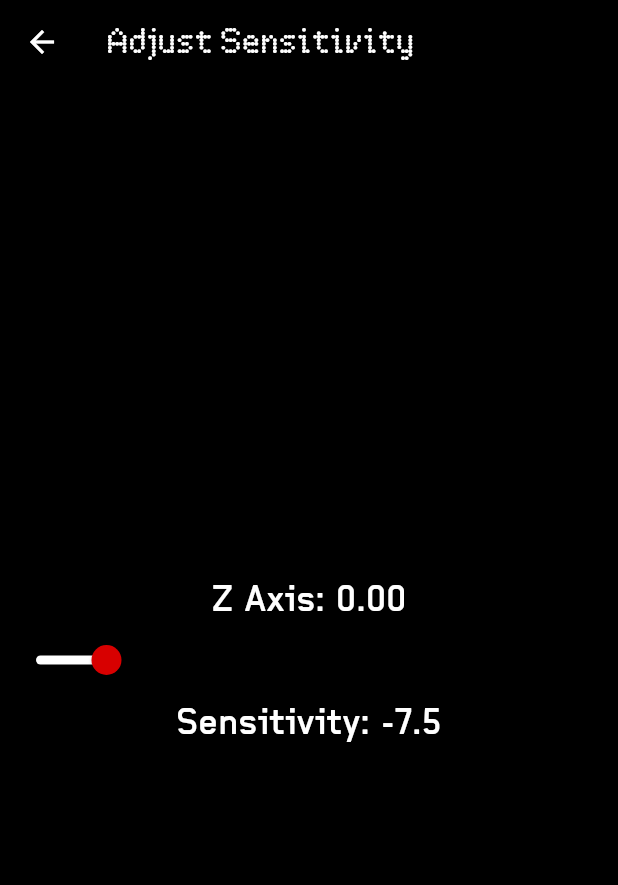
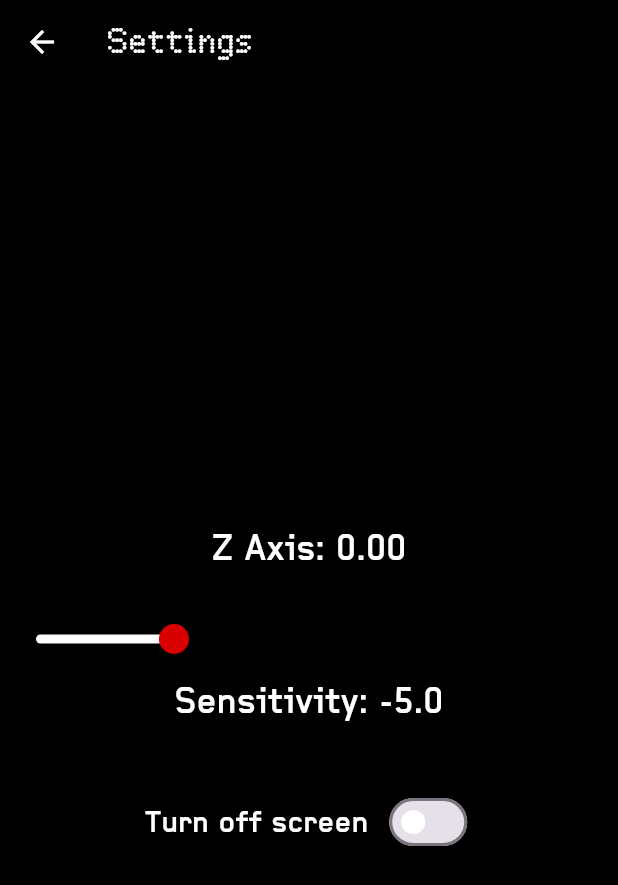
Before and after one commit to NASA-0007/BlinGlyph, a Flutter app: the screen it shows after launch, after a tap on the "settings" icon, on a phone screen of 412 x 824 dp. Shown: the top 885 px of the screen. Run offline on Flutter 3.47's test engine with Material 3 defaults, Android fonts, the light colour scheme and no system bars; our stand-ins replace sensors_plus, shared_preferences; missing offline and left inert: nothing_glyph_interface.

Commit message:
Added screen off logic and implemented a glyph animation

```diff
--- /dev/null
+++ b/lib/lock_screen.dart
@@ -0,0 +1,13 @@
+import 'package:flutter/services.dart';
+
+class ScreenLockService {
+  static const MethodChannel _accessibilityChannel = MethodChannel('com.example.blin_glyph/accessibility');
+static Future<void> screenOff() async {
+    final result = await _accessibilityChannel.invokeMethod('lockScreen');
+    if (result == null) {
+      print('Screen locked successfully');
+    } else {
+      print('Error locking screen: $result');
+    }
+  }
+}
--- a/lib/main.dart
+++ b/lib/main.dart
@@ -11,7 +11,7 @@ class MyApp extends StatelessWidget {
 
   Future<double> _getSensitivityThreshold() async {
     final prefs = await SharedPreferences.getInstance();
-    return prefs.getDouble('sensitivityThreshold') ?? -7.5; // Default value if not set
+    return prefs.getDouble('sensitivityThreshold') ?? -5.0; // Default value if not set
   }
 
   @override
--- a/lib/sensitivity_adjust_screen.dart
+++ b/lib/sensitivity_adjust_screen.dart
@@ -1,7 +1,8 @@
 import 'dart:async';
+import 'package:blin_glyph/sensor_screen.dart';
 import 'package:flutter/material.dart';
 import 'package:sensors_plus/sensors_plus.dart'; // For accelerometer
-
+import 'sensor_screen.dart';
 class SensitivityAdjustScreen extends StatefulWidget {
   final double initialSensitivity;
   final ValueChanged<double> onSensitivityChanged; // Callback
@@ -20,6 +21,7 @@ class _SensitivityAdjustScreenState extends State<SensitivityAdjustScreen> {
   late double sensitivityThreshold;
   late double zAxis;
   bool isProximityClose = false;
+  bool isScreenOff = false; // For the toggle
   late StreamSubscription<AccelerometerEvent> accelerometerSubscription;
 
   @override
@@ -44,12 +46,12 @@ class _SensitivityAdjustScreenState extends State<SensitivityAdjustScreen> {
   @override
   Widget build(BuildContext context) {
     bool isExceedingLimit =
-        sensitivityThreshold < -8.5 || sensitivityThreshold > -4.5;
+        sensitivityThreshold < -7.5 || sensitivityThreshold > -4.5;
 
     return Scaffold(
       backgroundColor: Colors.black,
       appBar: AppBar(
-        title: const Text('Adjust Sensitivity', style: TextStyle(fontFamily: "Nothing", color: Colors.white)),
+        title: const Text('Settings', style: TextStyle(fontFamily: "Nothing", color: Colors.white)),
         iconTheme: const IconThemeData(color: Colors.white),
         backgroundColor: Colors.black,
       ),
@@ -59,6 +61,8 @@ class _SensitivityAdjustScreenState extends State<SensitivityAdjustScreen> {
             child: Column(
               mainAxisAlignment: MainAxisAlignment.center,
               children: [
+                // Move text and slider up a bit
+                const SizedBox(height: 40),
                 Text(
                   'Z Axis: ${zAxis.toStringAsFixed(2)}',
                   style: TextStyle(
@@ -69,6 +73,7 @@ class _SensitivityAdjustScreenState extends State<SensitivityAdjustScreen> {
                     fontFamily: "Nothing_ALT",
                   ),
                 ),
+                const SizedBox(height: 20), // Add space between text and slider
                 Slider(
                   value: sensitivityThreshold,
                   min: -10,
@@ -96,6 +101,32 @@ class _SensitivityAdjustScreenState extends State<SensitivityAdjustScreen> {
                     fontFamily: "Nothing_ALT",
                   ),
                 ),
+                const SizedBox(height: 40), // Add space for the toggle
+                // Toggle for turning off the screen
+                Row(
+                  mainAxisAlignment: MainAxisAlignment.center,
+                  children: [
+                    const Text(
+                      "Turn off screen",
+                      style: TextStyle(
+                        fontSize: 20,
+                        color: Colors.white,
+                        fontFamily: "Nothing_ALT",
+                      ),
+                    ),
+                    const SizedBox(width: 10),
+                    Switch(
+                      value: isScreenOff,
+                      onChanged: (value) {
+                        setState(() {
+                          isScreenOff = value;
+                        });
+                      },
+                      activeColor: Colors.red,
+                      inactiveThumbColor: Colors.white,
+                    ),
+                  ],
+                ),
               ],
             ),
           ),
@@ -110,7 +141,7 @@ class _SensitivityAdjustScreenState extends State<SensitivityAdjustScreen> {
                     SizedBox(width: 8),
                     Expanded(
                       child: Text(
-                        'Recommended to keep the sensitivity between -8.5 and -4.5 to prevent false triggers.',
+                        'Recommended to keep the sensitivity between -7.5 and -4.5 to prevent false triggers.',
                         style: TextStyle(
                           color: Colors.orange,
                           fontSize: 10, fontFamily: "Nothing_ALT",
--- a/pubspec.yaml
+++ b/pubspec.yaml
@@ -38,7 +38,6 @@ dependencies:
   sensors_plus: ^6.0.0
   shared_preferences: ^2.3.2
   nothing_glyph_interface: ^0.0.6
-  get_it: ^7.6.8
 
 dev_dependencies:
   flutter_test:
```
Also changed, not shown: lib/glyph_trigger.dart (+29 -5 lines), lib/sensor_screen.dart (+101 -67 lines), pubspec.lock, 6 other files.
